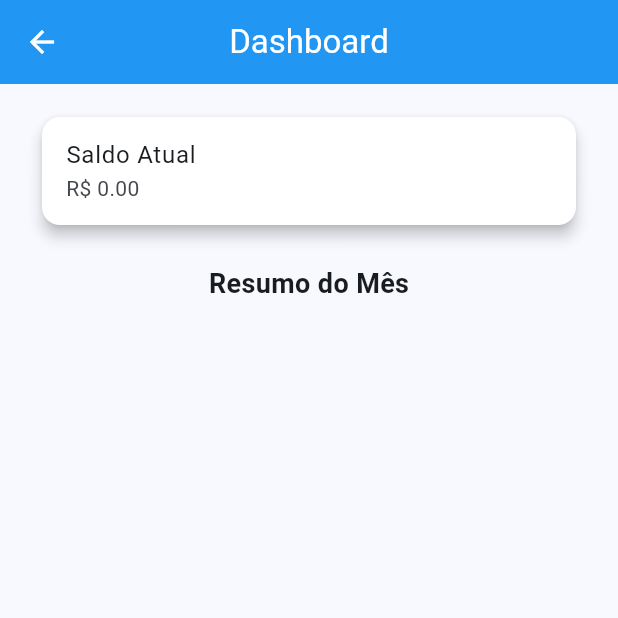
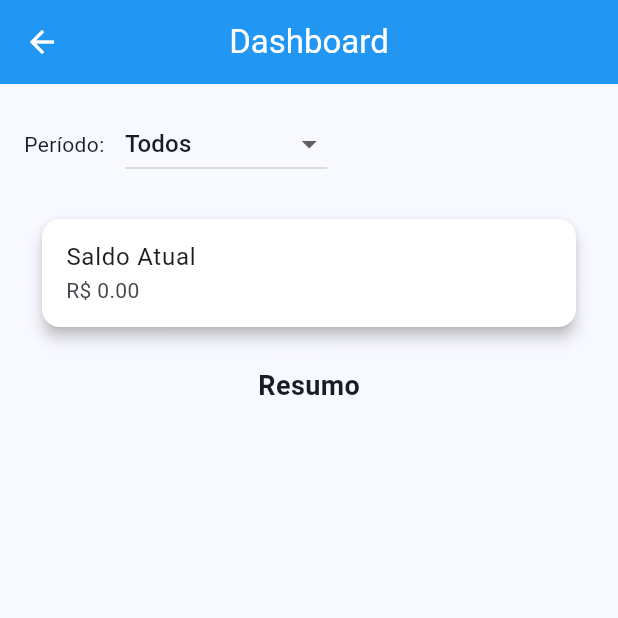
Before and after one commit to AndreLKS/gestao_despesas, a Flutter app: the screen it shows after launch, after a tap on the "pie chart" icon, on a phone screen of 412 x 824 dp, the top half of it. Run offline on Flutter 3.47's test engine with Material 3 defaults, Android fonts, the phone set to English and light mode, and no system bars; drawn by our look-alikes of fl_chart; our stand-ins replace flutter_riverpod, hive, hive_flutter; accounts and stored records are empty; Roboto replaces fonts that are missing (Poppins).

Commit message:
FEAT: Filtros adicionados (data e categoria)

```diff
--- a/lib/presentation/pages/dashboard/dashboard_page.dart
+++ b/lib/presentation/pages/dashboard/dashboard_page.dart
@@ -4,18 +4,44 @@ import 'package:flutter_riverpod/flutter_riverpod.dart';
 
 import '../../providers/transaction_provider.dart';
 
-class DashboardPage extends ConsumerWidget {
+enum PeriodFilter { today, week, month, all }
+
+class DashboardPage extends ConsumerStatefulWidget {
   const DashboardPage({super.key});
 
   @override
-  Widget build(BuildContext context, WidgetRef ref) {
+  ConsumerState<DashboardPage> createState() => _DashboardPageState();
+}
+
+class _DashboardPageState extends ConsumerState<DashboardPage> {
+  PeriodFilter _selectedPeriod = PeriodFilter.all;
+
+  bool _filterByPeriod(DateTime date) {
+    final now = DateTime.now();
+    switch (_selectedPeriod) {
+      case PeriodFilter.today:
+        return date.year == now.year && date.month == now.month && date.day == now.day;
+      case PeriodFilter.week:
+        final weekAgo = now.subtract(const Duration(days: 7));
+        return date.isAfter(weekAgo);
+      case PeriodFilter.month:
+        return date.year == now.year && date.month == now.month;
+      case PeriodFilter.all:
+        return true;
+    }
+  }
+
+  @override
+  Widget build(BuildContext context) {
     final transactions = ref.watch(transactionProvider);
 
-    final receita = transactions
+    final filtered = transactions.where((t) => _filterByPeriod(t.date)).toList();
+
+    final receita = filtered
         .where((e) => e.type == 'receita')
         .fold<double>(0.0, (sum, e) => sum + e.amount);
 
-    final despesa = transactions
+    final despesa = filtered
         .where((e) => e.type == 'despesa')
         .fold<double>(0.0, (sum, e) => sum + e.amount);
 
@@ -27,6 +53,32 @@ class DashboardPage extends ConsumerWidget {
         padding: const EdgeInsets.all(16),
         child: Column(
           children: [
+            // Dropdown filtro período
+            Row(
+              children: [
+                const Text('Período: '),
+                const SizedBox(width: 10),
+                DropdownButton<PeriodFilter>(
+                  value: _selectedPeriod,
+                  items: const [
+                    DropdownMenuItem(value: PeriodFilter.today, child: Text('Hoje')),
+                    DropdownMenuItem(value: PeriodFilter.week, child: Text('Última Semana')),
+                    DropdownMenuItem(value: PeriodFilter.month, child: Text('Mês Atual')),
+                    DropdownMenuItem(value: PeriodFilter.all, child: Text('Todos')),
+                  ],
+                  onChanged: (v) {
+                    if (v != null) {
+                      setState(() {
+                        _selectedPeriod = v;
+                      });
+                    }
+                  },
+                ),
+              ],
+            ),
+
+            const SizedBox(height: 20),
+
             Card(
               child: ListTile(
                 title: const Text('Saldo Atual'),
@@ -35,7 +87,7 @@ class DashboardPage extends ConsumerWidget {
             ),
             const SizedBox(height: 20),
             const Text(
-              'Resumo do Mês',
+              'Resumo',
               style: TextStyle(fontSize: 18, fontWeight: FontWeight.bold),
             ),
             const SizedBox(height: 10),
--- a/lib/presentation/pages/transactions/transaction_list_page.dart
+++ b/lib/presentation/pages/transactions/transaction_list_page.dart
@@ -7,7 +7,7 @@ import '../../../data/models/transaction_model.dart';  // Ajuste caminho conform
 import '../../providers/transaction_provider.dart';
 import 'transaction_form.dart';
 
-enum PeriodFilter { hoje, mes, ano, todos }
+enum PeriodFilter { hoje, semana, mes, todos }
 
 class TransactionListPage extends ConsumerStatefulWidget {
   const TransactionListPage({super.key});
@@ -20,8 +20,8 @@ class TransactionListPage extends ConsumerStatefulWidget {
 class _TransactionListPageState extends ConsumerState<TransactionListPage> {
   PeriodFilter _selectedPeriodFilter = PeriodFilter.todos;
 
-  String? _selectedCategory; // null significa sem filtro
-  String? _selectedType; // 'receita', 'despesa' ou null para todos
+  String? _selectedCategory; // null significa sem filtro (Geral)
+  String? _selectedType; // null significa sem filtro (todos tipos)
   double? _minValue;
   double? _maxValue;
 
@@ -43,15 +43,15 @@ class _TransactionListPageState extends ConsumerState<TransactionListPage> {
       bool matchesPeriod = false;
       switch (_selectedPeriodFilter) {
         case PeriodFilter.hoje:
-          matchesPeriod = t.date.year == now.year &&
-              t.date.month == now.month &&
-              t.date.day == now.day;
+          matchesPeriod =
+              t.date.year == now.year && t.date.month == now.month && t.date.day == now.day;
+          break;
+        case PeriodFilter.semana:
+          final weekAgo = now.subtract(const Duration(days: 7));
+          matchesPeriod = t.date.isAfter(weekAgo);
           break;
         case PeriodFilter.mes:
           matchesPeriod = t.date.year == now.year && t.date.month == now.month;
-          break;
-        case PeriodFilter.ano:
-          matchesPeriod = t.date.year == now.year;
           break;
         case PeriodFilter.todos:
           matchesPeriod = true;
@@ -60,17 +60,19 @@ class _TransactionListPageState extends ConsumerState<TransactionListPage> {
       if (!matchesPeriod) return false;
 
       // filtro categoria
-      if (_selectedCategory != null && _selectedCategory!.isNotEmpty) {
+      if (_selectedCategory != null) {
         if (t.category != _selectedCategory) return false;
       }
 
       // filtro tipo
-      if (_selectedType != null && _selectedType!.isNotEmpty) {
+      if (_selectedType != null) {
         if (t.type != _selectedType) return false;
       }
 
-      // filtro valor
+      // filtro valor mínimo
       if (_minValue != null && t.amount < _minValue!) return false;
+
+      // filtro valor máximo
       if (_maxValue != null && t.amount > _maxValue!) return false;
 
       return true;
@@ -105,9 +107,7 @@ class _TransactionListPageState extends ConsumerState<TransactionListPage> {
 
     final saldo = receita - despesa;
 
-
     final categories = <String>[
-        'Geral',
       'Alimentação',
       'Lazer',
       'Salário',
@@ -139,13 +139,27 @@ class _TransactionListPageState extends ConsumerState<TransactionListPage> {
       ),
       body: Column(
         children: [
-          // Filtro período
+          // Filtro período com chips
           Padding(
             padding: const EdgeInsets.symmetric(horizontal: 8, vertical: 4),
             child: Wrap(
               spacing: 8,
               children: PeriodFilter.values.map((filter) {
-                final label = filter.name[0].toUpperCase() + filter.name.substring(1);
+                String label;
+                switch (filter) {
+                  case PeriodFilter.hoje:
+                    label = 'Hoje';
+                    break;
+                  case PeriodFilter.semana:
+                    label = 'Última Semana';
+                    break;
+                  case PeriodFilter.mes:
+                    label = 'Mês';
+                    break;
+                  case PeriodFilter.todos:
+                    label = 'Todos';
+                    break;
+                }
                 return FilterChip(
                   label: Text(label),
                   selected: _selectedPeriodFilter == filter,
@@ -155,40 +169,56 @@ class _TransactionListPageState extends ConsumerState<TransactionListPage> {
             ),
           ),
 
-          // Filtros avançados
+          // Filtros avançados: Categoria, Tipo, Min, Max
           Padding(
             padding: const EdgeInsets.symmetric(horizontal: 12, vertical: 4),
             child: Wrap(
               spacing: 12,
               runSpacing: 12,
+              crossAxisAlignment: WrapCrossAlignment.center,
               children: [
-                // Categoria
-                DropdownButton<String>(
-                  value: _selectedCategory ?? '',
-                  items: categories
-                      .map((c) => DropdownMenuItem(
+                // Categoria Dropdown
+                DropdownButton<String?>(
+                  value: _selectedCategory,
+                  hint: const Text('Todas Categorias'),
+                  items: [
+                    const DropdownMenuItem<String?>(
+                      value: null,
+                      child: Text('Geral'),
+                    ),
+                    ...categories.map((c) => DropdownMenuItem(
                           value: c,
-                            child: Text(c.isEmpty ? 'Todas Categorias' : c),
-                          ))
-                      .toList(),
+                          child: Text(c),
+                        )),
+                  ],
                   onChanged: (value) {
                     setState(() {
-                      _selectedCategory = value == '' ? null : value;
+                      _selectedCategory = value;
                     });
                   },
                 ),
 
-                // Tipo
-                DropdownButton<String>(
-                  value: _selectedType ?? '',
+                // Tipo Dropdown
+                DropdownButton<String?>(
+                  value: _selectedType,
+                  hint: const Text('Todos Tipos'),
                   items: const [
-                    DropdownMenuItem(value: '', child: Text('Todos Tipos')),
-                    DropdownMenuItem(value: 'receita', child: Text('Receita')),
-                    DropdownMenuItem(value: 'despesa', child: Text('Despesa')),
+                    DropdownMenuItem<String?>(
+                      value: null,
+                      child: Text('Geral'),
+                    ),
+                    DropdownMenuItem<String?>(
+                      value: 'receita',
+                      child: Text('Receita'),
+                    ),
+                    DropdownMenuItem<String?>(
+                      value: 'despesa',
+                      child: Text('Despesa'),
+                    ),
                   ],
                   onChanged: (value) {
                     setState(() {
-                      _selectedType = value == '' ? null : value;
+                      _selectedType = value;
                     });
                   },
                 ),
@@ -253,20 +283,18 @@ class _TransactionListPageState extends ConsumerState<TransactionListPage> {
                         child: ListTile(
                           title: Text(tx.title),
                           subtitle: Text(
-                              '${tx.category} - ${DateFormat('dd/MM/yyyy').format(tx.date)}'),
+                            '${tx.category} - ${DateFormat('dd/MM/yyyy').format(tx.date)}',
+                          ),
                           trailing: Text(
                             'R\$ ${tx.amount.toStringAsFixed(2)}',
                             style: TextStyle(
-                              color: tx.type == 'despesa'
-                                  ? Colors.red
-                                  : Colors.green,
+                              color:
+                                  tx.type == 'despesa' ? Colors.red : Colors.green,
                               fontWeight: FontWeight.bold,
                             ),
                           ),
                           onLongPress: () {
-                            ref
-                                .read(transactionProvider.notifier)
-                                .delete(tx.id);
+                            ref.read(transactionProvider.notifier).delete(tx.id);
                           },
                         ),
                       );
```
Also changed, not shown: 2 other files. Lines whose indentation alone changed are shown as unchanged.
